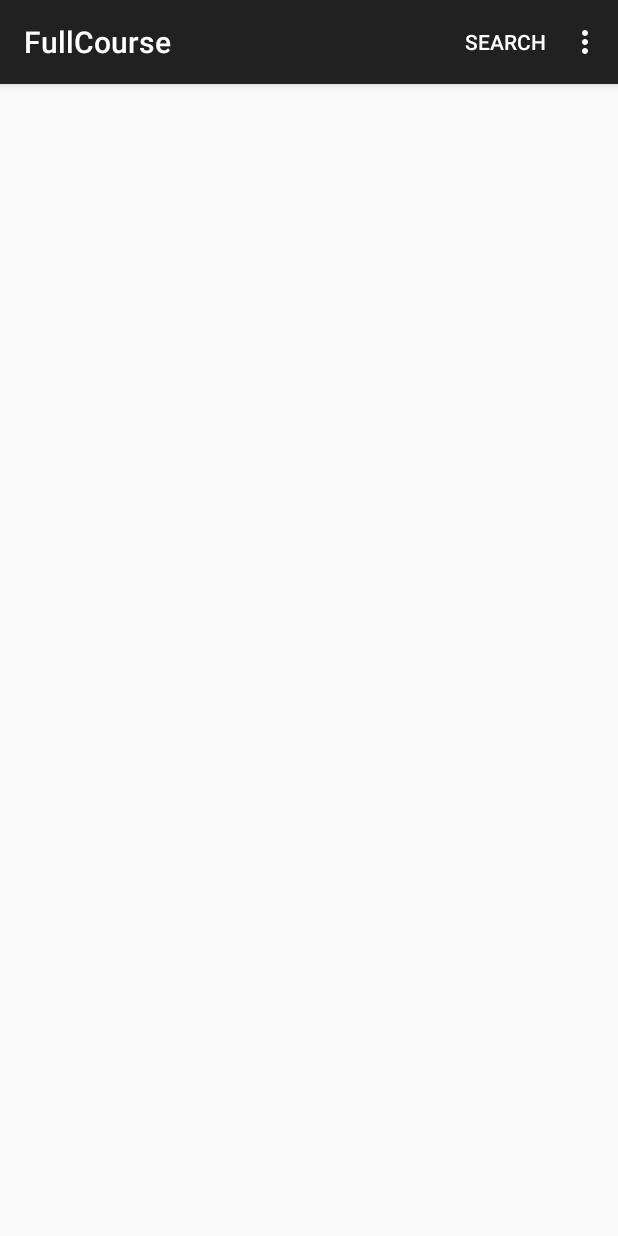
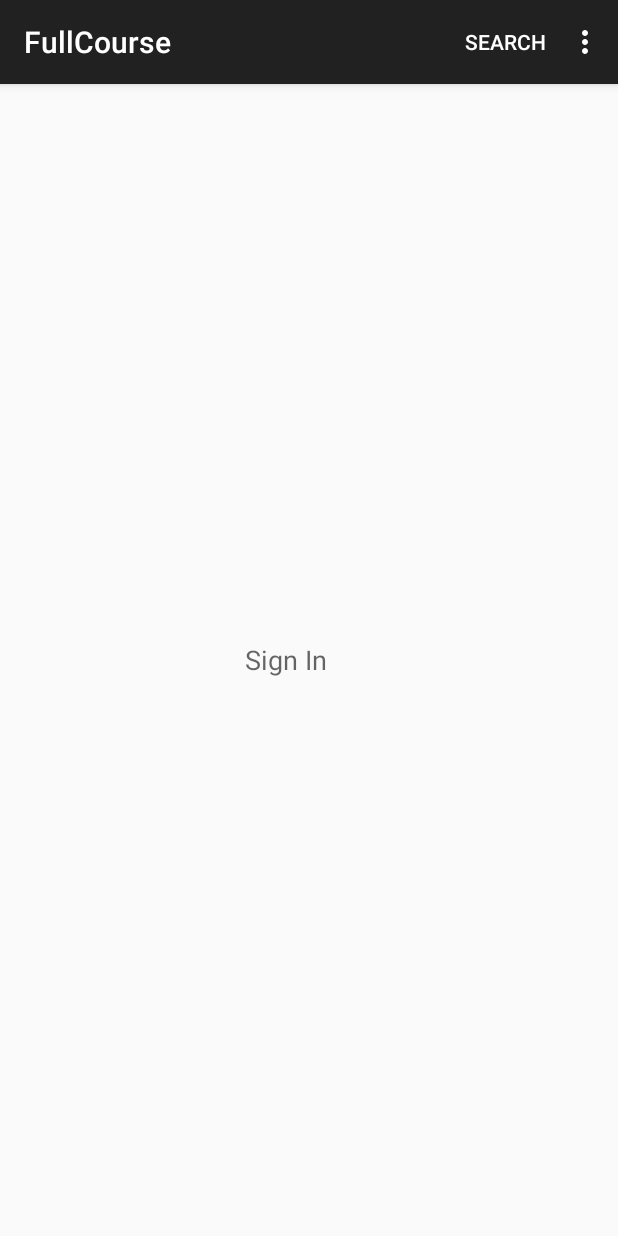
Before and after one commit to DamnAllstar/FullCourse, an Android app: the screen it shows after launch (MainActivity), on a phone screen of 412 x 824 dp. Run offline under Robolectric (Android 15) with nearby library versions, the phone set to English and light mode, and no system bars.

Commit message:
sign up text

```diff
--- a/app/src/main/res/layout/activity_main.xml
+++ b/app/src/main/res/layout/activity_main.xml
@@ -7,4 +7,11 @@
     android:measureWithLargestChild="false">
 
 
+    <TextView
+        android:layout_width="fill_parent"
+        android:layout_height="wrap_content"
+        android:textAppearance="?android:attr/textAppearanceMedium"
+        android:text="                                   Sign In"
+        android:id="@+id/textView"
+        android:layout_gravity="center_vertical" />
 </LinearLayout>
```
